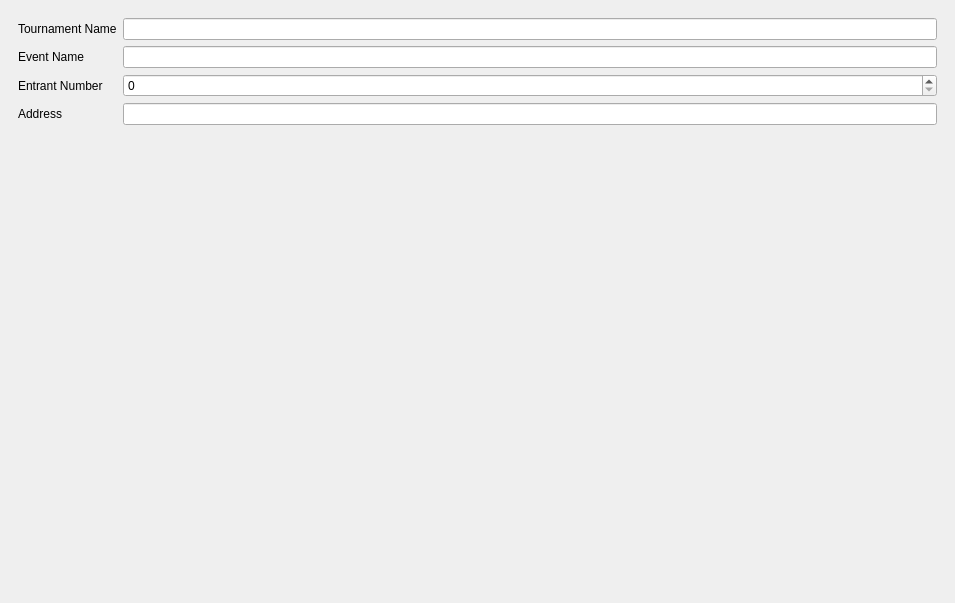
Before: the Qt Designer form TournamentStreamHelper-main/src/layout/TSHTournamentInfo.ui in robertoalvs/PLACAR, drawn with Qt 5.
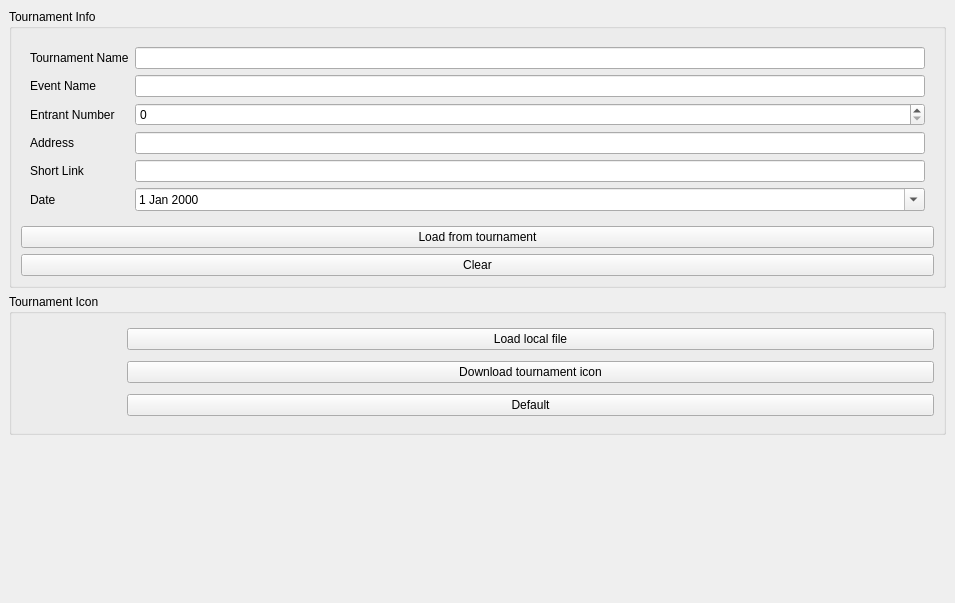
After: the same form once the commit is applied.

What changed in the file:
```diff
--- a/TournamentStreamHelper-main/src/layout/TSHTournamentInfo.ui
+++ b/TournamentStreamHelper-main/src/layout/TSHTournamentInfo.ui
@@ -25,6 +25,12 @@
    </property>
    <layout class="QVBoxLayout" name="verticalLayout">
     <item>
+     <widget class="QGroupBox" name="groupBox_2">
+      <property name="title">
+       <string>Tournament Info</string>
+      </property>
+      <layout class="QVBoxLayout" name="verticalLayout_3">
+       <item>
      <layout class="QGridLayout" name="gridLayout_2">
       <property name="sizeConstraint">
        <enum>QLayout::SetMaximumSize</enum>
@@ -41,11 +47,12 @@
       <property name="bottomMargin">
        <number>9</number>
       </property>
-      <item row="3" column="1">
-       <widget class="QLineEdit" name="address"/>
-      </item>
-      <item row="1" column="1">
-       <widget class="QLineEdit" name="eventName"/>
+         <item row="0" column="0">
+          <widget class="QLabel" name="label">
+           <property name="text">
+            <string>Tournament Name</string>
+           </property>
+          </widget>
       </item>
       <item row="3" column="0">
        <widget class="QLabel" name="label_4">
@@ -57,6 +64,9 @@
       <item row="0" column="1">
        <widget class="QLineEdit" name="tournamentName"/>
       </item>
+         <item row="3" column="1">
+          <widget class="QLineEdit" name="address"/>
+         </item>
       <item row="1" column="0">
        <widget class="QLabel" name="label_2">
         <property name="text">
@@ -64,6 +74,16 @@
         </property>
        </widget>
       </item>
+         <item row="2" column="0">
+          <widget class="QLabel" name="label_3">
+           <property name="text">
+            <string>Entrant Number</string>
+           </property>
+          </widget>
+         </item>
+         <item row="1" column="1">
+          <widget class="QLineEdit" name="eventName"/>
+         </item>
       <item row="2" column="1">
        <widget class="QSpinBox" name="numEntrants">
         <property name="maximum">
@@ -71,21 +91,117 @@
         </property>
        </widget>
       </item>
-      <item row="0" column="0">
-       <widget class="QLabel" name="label">
+         <item row="4" column="1">
+          <widget class="QLineEdit" name="shortLink"/>
+         </item>
+         <item row="4" column="0">
+          <widget class="QLabel" name="label_5">
         <property name="text">
-         <string>Tournament Name</string>
+            <string>Short Link</string>
         </property>
        </widget>
       </item>
-      <item row="2" column="0">
-       <widget class="QLabel" name="label_3">
+         <item row="5" column="1">
+          <widget class="QDateEdit" name="startAt">
+           <property name="minimumDateTime">
+            <datetime>
+             <hour>0</hour>
+             <minute>0</minute>
+             <second>0</second>
+             <year>2000</year>
+             <month>1</month>
+             <day>1</day>
+            </datetime>
+           </property>
+           <property name="calendarPopup">
+            <bool>true</bool>
+           </property>
+          </widget>
+         </item>
+         <item row="5" column="0">
+          <widget class="QLabel" name="label_5">
         <property name="text">
-         <string>Entrant Number</string>
+            <string>Date</string>
         </property>
        </widget>
       </item>
      </layout>
+       </item>
+       <item>
+        <widget class="QPushButton" name="btLoadInfoFromTournament">
+         <property name="text">
+          <string>Load from tournament</string>
+         </property>
+        </widget>
+       </item>
+       <item>
+        <widget class="QPushButton" name="btClearInfo">
+         <property name="text">
+          <string>Clear</string>
+         </property>
+        </widget>
+       </item>
+      </layout>
+     </widget>
+    </item>
+    <item>
+     <widget class="QGroupBox" name="groupBox">
+      <property name="title">
+       <string>Tournament Icon</string>
+      </property>
+      <layout class="QHBoxLayout" name="horizontalLayout_2">
+       <item>
+        <widget class="QLabel" name="iconView">
+         <property name="sizePolicy">
+          <sizepolicy hsizetype="Maximum" vsizetype="Maximum">
+           <horstretch>0</horstretch>
+           <verstretch>0</verstretch>
+          </sizepolicy>
+         </property>
+         <property name="minimumSize">
+          <size>
+           <width>100</width>
+           <height>100</height>
+          </size>
+         </property>
+         <property name="frameShadow">
+          <enum>QFrame::Sunken</enum>
+         </property>
+         <property name="text">
+          <string/>
+         </property>
+         <property name="alignment">
+          <set>Qt::AlignCenter</set>
+         </property>
+        </widget>
+       </item>
+       <item>
+        <layout class="QVBoxLayout" name="verticalLayout_2">
+         <item>
+          <widget class="QPushButton" name="btLoadIconFile">
+           <property name="text">
+            <string>Load local file</string>
+           </property>
+          </widget>
+         </item>
+         <item>
+          <widget class="QPushButton" name="btDownloadIcon">
+           <property name="text">
+            <string>Download tournament icon</string>
+           </property>
+          </widget>
+         </item>
+         <item>
+          <widget class="QPushButton" name="btClearIcon">
+           <property name="text">
+            <string>Default</string>
+           </property>
+          </widget>
+         </item>
+        </layout>
+       </item>
+      </layout>
+     </widget>
     </item>
     <item>
      <spacer name="verticalSpacer">
```
Lines whose indentation alone changed are shown as unchanged.
